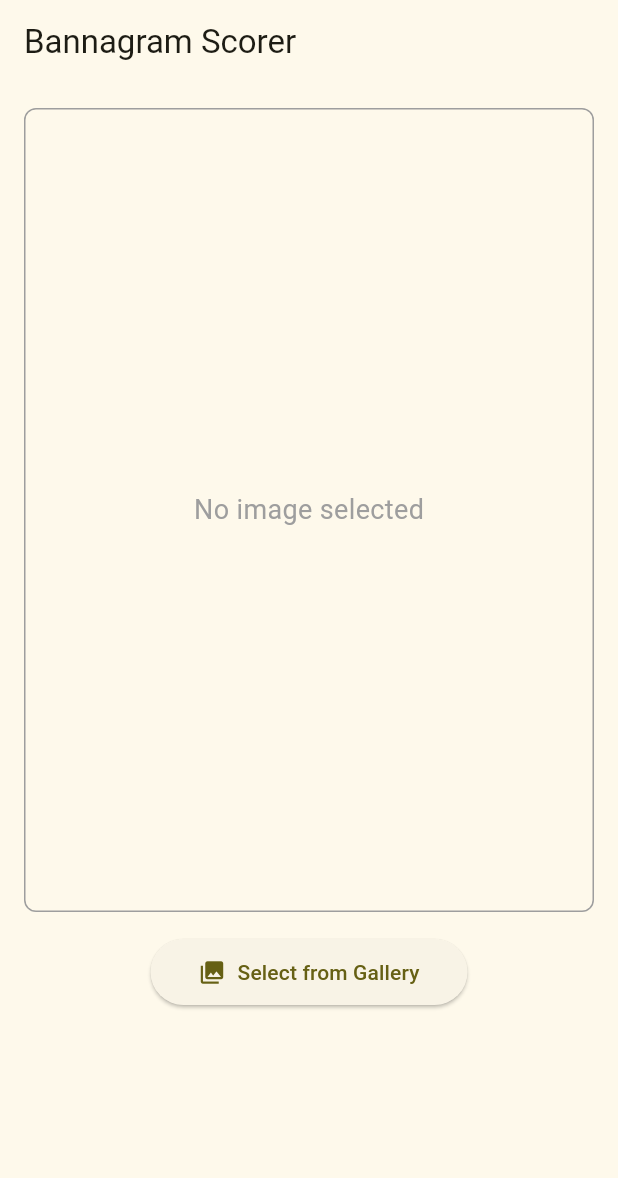
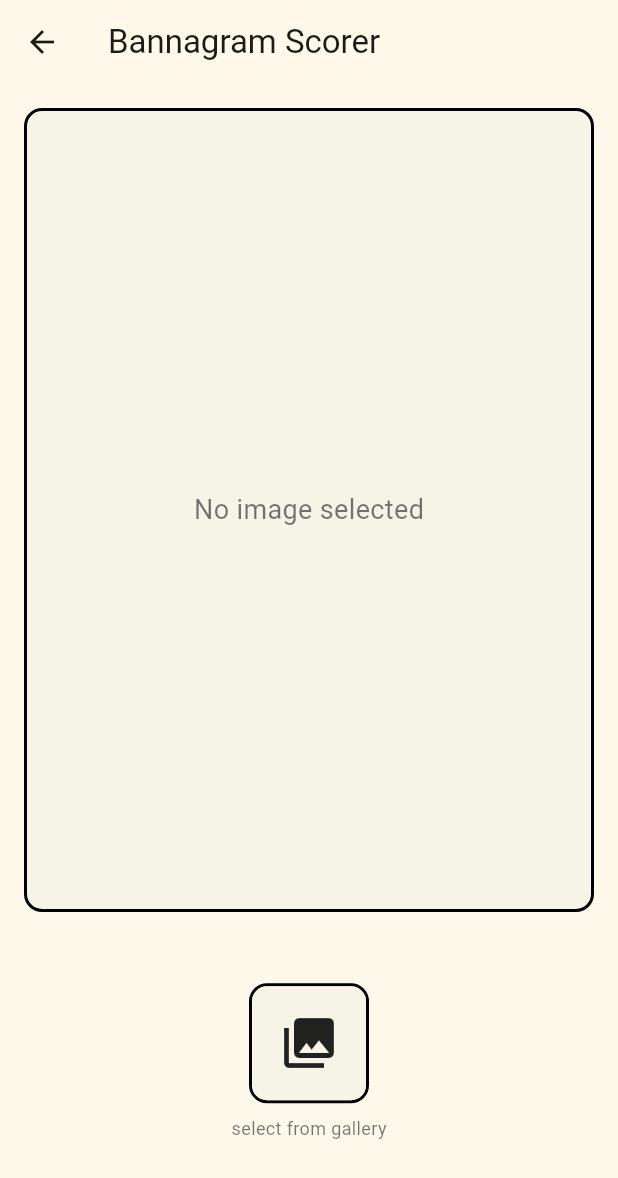
Before and after one commit to KelLynnP/BananagramsScoring, a Flutter app: the GalleryScreen screen opened directly, on a phone screen of 412 x 824 dp. Shown: the top 1178 px of the screen. Run offline on Flutter 3.47's test engine with Material 3 defaults, Android fonts, the phone set to English and light mode, and no system bars; our stand-ins replace image_picker; missing offline and left inert: google_mlkit_text_recognition.

Commit message:
this slaps

```diff
--- a/bannanagrams_scoring/lib/screens/gallery_screen.dart
+++ b/bannanagrams_scoring/lib/screens/gallery_screen.dart
@@ -93,6 +93,12 @@ class _GalleryScreenState extends State<GalleryScreen> {
     return Scaffold(
       appBar: AppBar(
         title: const Text('Bannagram Scorer'),
+        leading: IconButton(
+          icon: const Icon(Icons.arrow_back),
+          onPressed: () {
+            Navigator.of(context).pop();
+          },
+        ),
       ),
       body: Center(
         child: Padding(
@@ -106,11 +112,15 @@ class _GalleryScreenState extends State<GalleryScreen> {
                   child: Container(
                     margin: const EdgeInsets.only(bottom: 16.0),
                     decoration: BoxDecoration(
-                      border: Border.all(color: Colors.grey),
+                      border: Border.all(color: Colors.black, width: 2),
+                      borderRadius: BorderRadius.circular(12),
                     ),
-                    child: Image.file(
-                      _selectedImage!,
-                      fit: BoxFit.contain,
+                    child: ClipRRect(
+                      borderRadius: BorderRadius.circular(10),
+                      child: Image.file(
+                        _selectedImage!,
+                        fit: BoxFit.contain,
+                      ),
                     ),
                   ),
                 )
@@ -120,13 +130,14 @@ class _GalleryScreenState extends State<GalleryScreen> {
                   child: Container(
                     margin: const EdgeInsets.only(bottom: 16.0),
                     decoration: BoxDecoration(
-                      border: Border.all(color: Colors.grey),
-                      borderRadius: BorderRadius.circular(8.0),
+                      border: Border.all(color: Colors.black, width: 2),
+                      borderRadius: BorderRadius.circular(12),
+                      color: const Color.fromARGB(255, 246, 244, 230),
                     ),
                     child: const Center(
                       child: Text(
                         'No image selected',
-                        style: TextStyle(fontSize: 18.0, color: Colors.grey),
+                        style: TextStyle(fontSize: 18, color: Colors.black54),
                       ),
                     ),
                   ),
@@ -134,16 +145,40 @@ class _GalleryScreenState extends State<GalleryScreen> {
               Expanded(
                 flex: 1,
                 child: Column(
+                  mainAxisAlignment: MainAxisAlignment.center,
                   children: [
-                    ElevatedButton.icon(
-                      icon: const Icon(Icons.photo_library),
-                      label: const Text('Select from Gallery'),
-                      onPressed: _isLoading ? null : _selectImage,
-                      style: ElevatedButton.styleFrom(
-                        padding: const EdgeInsets.symmetric(
-                          horizontal: 32.0,
-                          vertical: 12.0,
-                        ),
+                    InkWell(
+                      onTap: _isLoading ? null : _selectImage,
+                      child: Column(
+                        mainAxisSize: MainAxisSize.min,
+                        children: [
+                          Container(
+                            width: 80,
+                            height: 80,
+                            decoration: BoxDecoration(
+                              border: Border.all(color: Colors.black, width: 2),
+                              borderRadius: BorderRadius.circular(12),
+                              color: const Color(0xFFFFF5C2),
+                            ),
+                            child: Stack(
+                              alignment: Alignment.center,
+                              children: [
+                                Container(
+                                  decoration: BoxDecoration(
+                                    color: const Color.fromARGB(255, 246, 244, 230),
+                                    borderRadius: BorderRadius.circular(10),
+                                  ),
+                                ),
+                                const Icon(Icons.photo_library, size: 40),
+                              ],
+                            ),
+                          ),
+                          const SizedBox(height: 8),
+                          const Text(
+                            'select from gallery',
+                            style: TextStyle(fontSize: 12, color: Colors.black54),
+                          ),
+                        ],
                       ),
                     ),
                     const SizedBox(height: 16.0),
@@ -152,7 +187,10 @@ class _GalleryScreenState extends State<GalleryScreen> {
                         children: const [
                           CircularProgressIndicator(),
                           SizedBox(height: 8.0),
-                          Text('Processing image...'),
+                          Text(
+                            'Processing image...',
+                            style: TextStyle(fontSize: 12, color: Colors.black54),
+                          ),
                         ],
                       ),
                   ],
```
Also changed, not shown: bannanagrams_scoring/lib/main.dart (+34 -2 lines), bannanagrams_scoring/lib/screens/results_screen.dart (+85 -26 lines), bannanagrams_scoring/assets/banana.png, bannanagrams_scoring/assets/banana.svg, bannanagrams_scoring/assets/banana_og.png (added), bannanagrams_scoring/assets/banana_og.svg (added).
